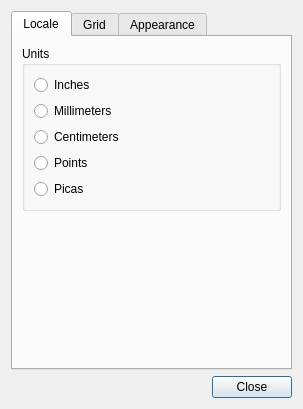
Qt form glabels/ui/PreferencesDialog.ui (j-evins/glabels-qt) before a commit.
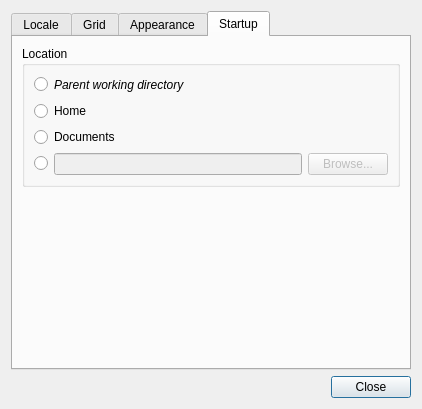
The same form after that commit. The open tabs and pages were chosen to show the change.

Commit message: Settings and PreferencesDialog setup.

```diff
--- a/glabels/ui/PreferencesDialog.ui
+++ b/glabels/ui/PreferencesDialog.ui
@@ -6,7 +6,7 @@
    <rect>
     <x>0</x>
     <y>0</y>
-    <width>303</width>
+    <width>422</width>
     <height>409</height>
    </rect>
   </property>
@@ -14,6 +14,16 @@
    <string>gLabels - Preferences</string>
   </property>
   <layout class="QGridLayout" name="gridLayout">
+   <item row="1" column="0">
+    <widget class="QDialogButtonBox" name="buttonBox">
+     <property name="orientation">
+      <enum>Qt::Horizontal</enum>
+     </property>
+     <property name="standardButtons">
+      <set>QDialogButtonBox::Close</set>
+     </property>
+    </widget>
+   </item>
    <item row="0" column="0">
     <widget class="QTabWidget" name="tabWidget">
      <property name="currentIndex">
@@ -229,16 +239,138 @@
        </item>
       </layout>
      </widget>
-    </widget>
-   </item>
-   <item row="1" column="0">
-    <widget class="QDialogButtonBox" name="buttonBox">
-     <property name="orientation">
-      <enum>Qt::Horizontal</enum>
-     </property>
-     <property name="standardButtons">
-      <set>QDialogButtonBox::Close</set>
-     </property>
+     <widget class="QWidget" name="tab_4">
+      <attribute name="title">
+       <string>Startup</string>
+      </attribute>
+      <layout class="QVBoxLayout" name="verticalLayout_5">
+       <item>
+        <widget class="QGroupBox" name="groupBox_4">
+         <property name="title">
+          <string>Location</string>
+         </property>
+         <property name="checkable">
+          <bool>false</bool>
+         </property>
+         <property name="checked">
+          <bool>false</bool>
+         </property>
+         <layout class="QVBoxLayout" name="verticalLayout_6">
+          <item>
+           <layout class="QHBoxLayout" name="horizontalLayout_3">
+            <item>
+             <widget class="QRadioButton" name="startupParentRadio">
+              <property name="toolTip">
+               <string>Inherit current working directory from parent process.</string>
+              </property>
+              <property name="text">
+               <string/>
+              </property>
+             </widget>
+            </item>
+            <item>
+             <widget class="QLabel" name="label">
+              <property name="toolTip">
+               <string>Inherit current working directory from parent process.</string>
+              </property>
+              <property name="text">
+               <string>&lt;html&gt;&lt;head/&gt;&lt;body&gt;&lt;p&gt;&lt;span style=&quot; font-style:italic;&quot;&gt;Parent working directory&lt;/span&gt;&lt;/p&gt;&lt;/body&gt;&lt;/html&gt;</string>
+              </property>
+             </widget>
+            </item>
+            <item>
+             <spacer name="horizontalSpacer_2">
+              <property name="orientation">
+               <enum>Qt::Horizontal</enum>
+              </property>
+              <property name="sizeHint" stdset="0">
+               <size>
+                <width>40</width>
+                <height>20</height>
+               </size>
+              </property>
+             </spacer>
+            </item>
+           </layout>
+          </item>
+          <item>
+           <widget class="QRadioButton" name="startupHomeRadio">
+            <property name="toolTip">
+             <string>Startup in user's home directory.</string>
+            </property>
+            <property name="text">
+             <string>Home</string>
+            </property>
+           </widget>
+          </item>
+          <item>
+           <widget class="QRadioButton" name="startupDocumentsRadio">
+            <property name="toolTip">
+             <string>Startup in user's docments directory.</string>
+            </property>
+            <property name="text">
+             <string>Documents</string>
+            </property>
+           </widget>
+          </item>
+          <item>
+           <layout class="QHBoxLayout" name="horizontalLayout_2">
+            <item>
+             <widget class="QRadioButton" name="startupOtherRadio">
+              <property name="toolTip">
+               <string>User defined startup directory.</string>
+              </property>
+              <property name="text">
+               <string/>
+              </property>
+             </widget>
+            </item>
+            <item>
+             <widget class="QLineEdit" name="startupOtherLineEdit">
+              <property name="enabled">
+               <bool>false</bool>
+              </property>
+              <property name="toolTip">
+               <string>User defined startup directory.</string>
+              </property>
+              <property name="readOnly">
+               <bool>true</bool>
+              </property>
+             </widget>
+            </item>
+            <item>
+             <widget class="QPushButton" name="startupOtherBrowseButton">
+              <property name="enabled">
+               <bool>false</bool>
+              </property>
+              <property name="toolTip">
+               <string>User defined startup directory.</string>
+              </property>
+              <property name="text">
+               <string>Browse...</string>
+              </property>
+             </widget>
+            </item>
+           </layout>
+          </item>
+         </layout>
+        </widget>
+       </item>
+       <item>
+        <spacer name="verticalSpacer_4">
+         <property name="orientation">
+          <enum>Qt::Vertical</enum>
+         </property>
+         <property name="sizeHint" stdset="0">
+          <size>
+           <width>20</width>
+           <height>161</height>
+          </size>
+         </property>
+        </spacer>
+       </item>
+      </layout>
+     </widget>
     </widget>
    </item>
   </layout>
```
Left out of the diff: 142 changed lines with no effect on the pictures. The commit also changes 5 other files.
